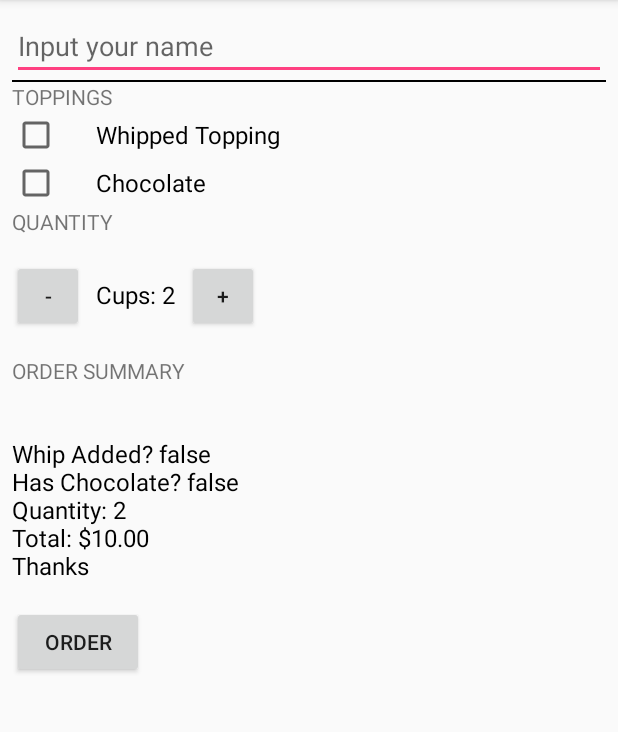
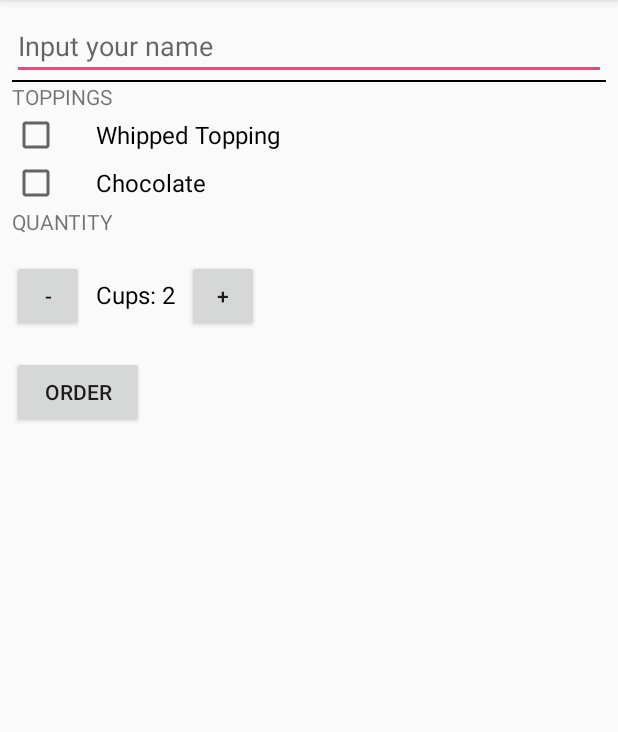
Before and after one commit to ChinaBackGo/JustJava, an Android app: the screen it shows after launch (MainActivity), after a tap on "ORDER", on a phone screen of 412 x 824 dp, the part 84-816 px from its top. Run offline under Robolectric (Android 15) with nearby library versions, the phone set to English and light mode, and no system bars.

Commit message:
Lesson 3B: Quiz: Practice with Intents MainActivity.java - fixed up some comments - removed display order summary code - added composeEmail method - added string for subject - changed createOrderSummar to add "Name: " - composeEmail - calls an email app intent and adds the ordersummar and subject activity_main.xml - removed order summary text field - removed Order Sumary header

```diff
--- a/app/src/main/java/com/android/example/justjava/MainActivity.java
+++ b/app/src/main/java/com/android/example/justjava/MainActivity.java
@@ -1,5 +1,7 @@
 package com.android.example.justjava;
 
+import android.content.Intent;
+import android.net.Uri;
 import android.support.v7.app.AppCompatActivity;
 import android.os.Bundle;
 import android.view.View;
@@ -48,6 +50,7 @@ public class MainActivity extends AppCompatActivity {
     }
     /**
     * Submit order function - this is called by onClick of the Order button
+    * creates an order summary, subject and sends in email.
     */
     public void submitOrder(View view) {
         CheckBox whippedCheckBox = (CheckBox) findViewById(R.id.whipped_topping_checkbox);
@@ -58,8 +61,11 @@ public class MainActivity extends AppCompatActivity {
         int price = calculatePrice(isWhipped, isChocolate);
         String name = nameText.getText().toString();
 
+        //Compose the message and send
         String message = createOrderSummary(price, isWhipped, isChocolate, name);
-        displayMessage(message);
+        String subject = "JustJava order for " + name;
+        composeEmail(subject, message);
+
     }
 
     /**
@@ -91,16 +97,7 @@ public class MainActivity extends AppCompatActivity {
     }
 
     /**
-     * Method that displayes price text view message
-     * @param message to be displayed
-     */
-    private void displayMessage(String message) {
-        TextView orderSummaryTextView = (TextView) findViewById(R.id.order_summary_text_view);
-        orderSummaryTextView.setText(message);
-    }
-
-    /**
-     * Method that creates an order summar
+     * Method that creates an order summary
      * @param price of coffee
      * @param isWhipped boolean value - has whipped cream been added?
      * @param hasChocolate boolean value - has chocolate been added?
@@ -109,7 +106,7 @@ public class MainActivity extends AppCompatActivity {
      */
     private String createOrderSummary(int price, boolean isWhipped, boolean hasChocolate, String nameText) {
         String message;
-        message = nameText;
+        message = "Name: " + nameText;
         message += "\nWhip Added? " + isWhipped;
         message += "\nHas Chocolate? " + hasChocolate;
         message += "\nQuantity: " + mQuantity;
@@ -117,4 +114,19 @@ public class MainActivity extends AppCompatActivity {
         message += "\nThanks";
         return message;
     }
+
+    /**
+     * composeEmail - creates a new intent and sends email with subject, message body strings
+     * @param subject subject of the email to send
+     * @param messageBody message body of the email
+     */
+    public void composeEmail(String subject, String messageBody) {
+        Intent intent = new Intent(Intent.ACTION_SENDTO);
+        intent.setData(Uri.parse("mailto:")); // only email apps should handle this
+        intent.putExtra(Intent.EXTRA_SUBJECT, subject);
+        intent.putExtra(Intent.EXTRA_TEXT, messageBody);
+        if (intent.resolveActivity(getPackageManager()) != null) {
+            startActivity(intent);
+        }
+    }
 }
--- a/app/src/main/res/layout/activity_main.xml
+++ b/app/src/main/res/layout/activity_main.xml
@@ -78,23 +78,6 @@
 
         </LinearLayout>
 
-
-        <TextView
-            android:layout_width="wrap_content"
-            android:layout_height="wrap_content"
-            android:layout_marginTop="16dp"
-            android:text="Order Summary"
-            android:textAllCaps="true" />
-
-        <TextView
-            android:id="@+id/order_summary_text_view"
-            android:layout_width="wrap_content"
-            android:layout_height="wrap_content"
-            android:layout_marginTop="16dp"
-            android:text="$0.00"
-            android:textColor="@android:color/black"
-            android:textSize="16sp" />
-
         <Button
             android:layout_width="wrap_content"
             android:layout_height="wrap_content"
```
